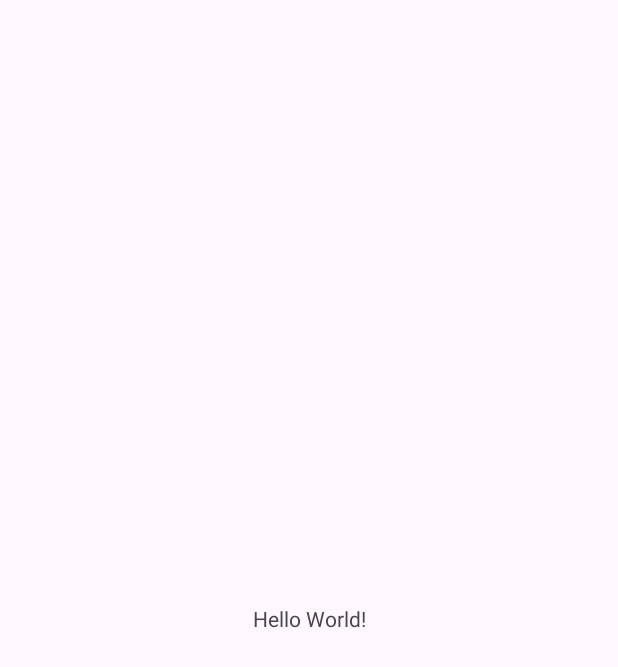
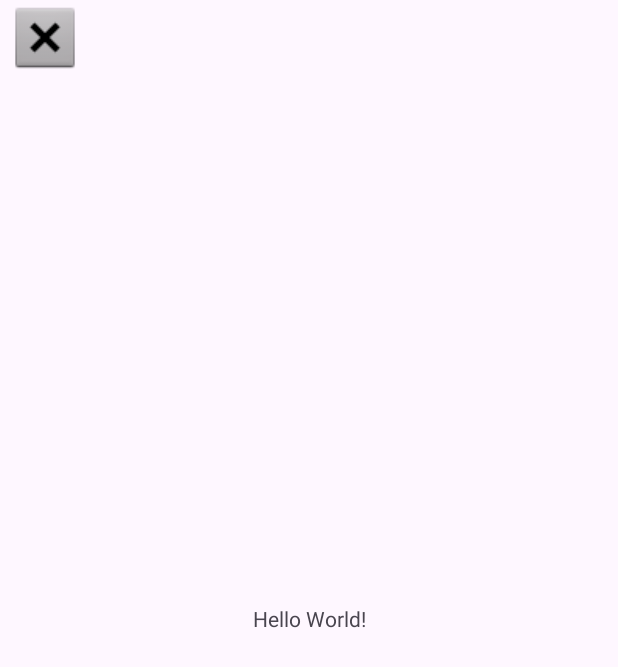
Before and after one commit to ElouanLahellec/ROOTS, an Android app: the screen it shows after launch (MainActivity), on a phone screen of 412 x 824 dp. Before the commit the part shown is almost empty. Shown: the top 667 px of the screen. Run offline under Robolectric (Android 15) with nearby library versions, the phone set to English and light mode, and no system bars.

Commit message:
ajout test image xml

```diff
--- a/app/src/main/res/layout/activity_main.xml
+++ b/app/src/main/res/layout/activity_main.xml
@@ -16,4 +16,12 @@
         app:layout_constraintStart_toStartOf="parent"
         app:layout_constraintTop_toTopOf="parent" />
 
+    <ImageView
+        android:id="@+id/imageView"
+        android:layout_width="60dp"
+        android:layout_height="50dp"
+        app:srcCompat="@android:drawable/btn_dialog"
+        tools:layout_editor_absoluteX="40dp"
+        tools:layout_editor_absoluteY="123dp" />
+
 </androidx.constraintlayout.widget.ConstraintLayout>
```
Also changed, not shown: app/src/main/java/com/elouanlahellec/roots/MainActivity.java (line endings or trailing spaces), 1 other file.
